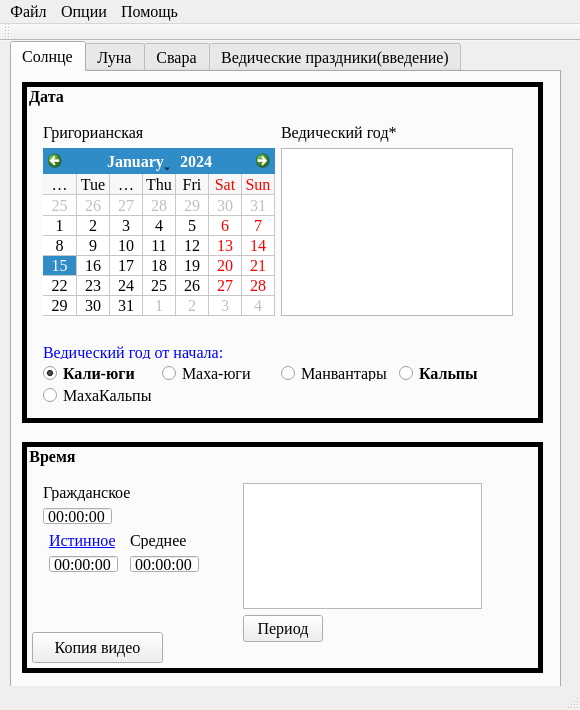
serg-lar/sun-moon-time, file mainwindow.ui: the form before one commit.
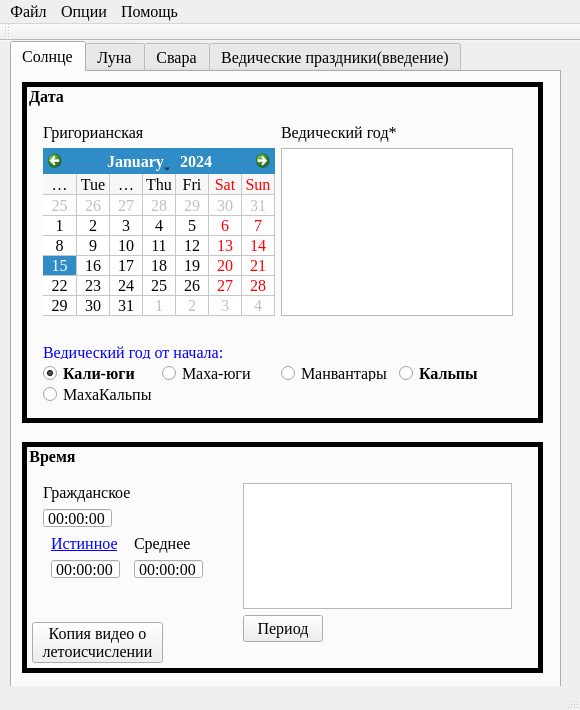
The form after the commit. The open tabs and pages were chosen to show the change. Icons and pictures are not drawn. Custom widgets are drawn as their Qt base class.

Patch:
```diff
--- a/mainwindow.ui
+++ b/mainwindow.ui
@@ -268,7 +268,7 @@
          <x>10</x>
          <y>250</y>
          <width>491</width>
-         <height>82</height>
+         <height>81</height>
         </rect>
        </property>
        <property name="font">
@@ -429,8 +429,8 @@
         <rect>
          <x>10</x>
          <y>30</y>
-         <width>186</width>
-         <height>112</height>
+         <width>191</width>
+         <height>118</height>
         </rect>
        </property>
        <property name="font">
@@ -607,7 +607,7 @@
         <rect>
          <x>210</x>
          <y>30</y>
-         <width>261</width>
+         <width>291</width>
          <height>181</height>
         </rect>
        </property>
@@ -666,9 +666,9 @@
        <property name="geometry">
         <rect>
          <x>10</x>
-         <y>190</y>
+         <y>180</y>
          <width>131</width>
-         <height>31</height>
+         <height>41</height>
         </rect>
        </property>
        <property name="font">
@@ -678,7 +678,8 @@
         </font>
        </property>
        <property name="text">
-        <string>Копия видео</string>
+        <string>Копия видео о 
+летоисчислении</string>
        </property>
       </widget>
      </widget>
@@ -1213,6 +1214,13 @@
   </action>
  </widget>
  <layoutdefault spacing="6" margin="11"/>
+ <customwidgets>
+  <customwidget>
+   <class>QPosterGraphicsView</class>
+   <extends>QGraphicsView</extends>
+   <header>mainwindow.h</header>
+  </customwidget>
+ </customwidgets>
  <resources>
   <include location="resources.qrc"/>
  </resources>
```
Left out of the diff: 16 changed lines with no effect on the pictures.
